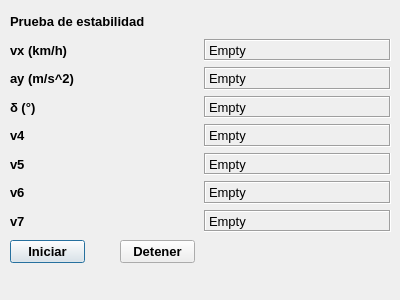
The window that interfaz_estabilidad1.ui (luisgl90/PVE-Python) describes before a commit, drawn with Qt 5.
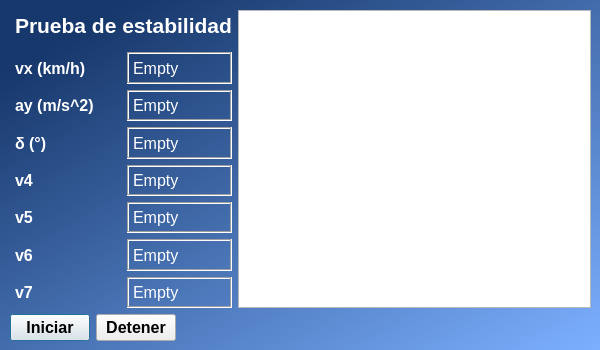
The same window after the commit.

```diff
--- a/interfaz_estabilidad1.ui
+++ b/interfaz_estabilidad1.ui
@@ -6,23 +6,50 @@
    <rect>
     <x>0</x>
     <y>0</y>
-    <width>400</width>
-    <height>300</height>
+    <width>600</width>
+    <height>350</height>
    </rect>
   </property>
   <property name="windowTitle">
    <string>Dialog</string>
   </property>
-  <widget class="QWidget" name="horizontalLayoutWidget">
+  <property name="styleSheet">
+   <string notr="true">QWidget#Interfaz{
+background-color: qlineargradient(spread:pad, x1:0.0170455, y1:0, x2:1, y2:1, stop:0.107955 rgba(23, 56, 108, 255), stop:1 rgba(124, 176, 255, 255));
+}
+
+QLabel{
+color: rgb(255, 255, 255)
+}</string>
+  </property>
+  <widget class="QWidget" name="verticalLayoutWidget">
    <property name="geometry">
     <rect>
      <x>10</x>
      <y>10</y>
-     <width>381</width>
-     <height>222</height>
+     <width>581</width>
+     <height>331</height>
     </rect>
    </property>
+   <layout class="QVBoxLayout" name="verticalLayout_2">
+    <item>
    <layout class="QHBoxLayout" name="horizontalLayout">
+      <item>
+       <spacer name="horizontalSpacer_2">
+        <property name="orientation">
+         <enum>Qt::Horizontal</enum>
+        </property>
+        <property name="sizeType">
+         <enum>QSizePolicy::Fixed</enum>
+        </property>
+        <property name="sizeHint" stdset="0">
+         <size>
+          <width>5</width>
+          <height>5</height>
+         </size>
+        </property>
+       </spacer>
+      </item>
     <item>
      <layout class="QVBoxLayout" name="verticalLayout_3">
       <item>
@@ -31,7 +58,7 @@
          <widget class="QLabel" name="label_2">
           <property name="font">
            <font>
-            <pointsize>10</pointsize>
+              <pointsize>16</pointsize>
             <weight>75</weight>
             <bold>true</bold>
            </font>
@@ -43,13 +70,29 @@
         </item>
        </layout>
       </item>
+        <item>
+         <spacer name="verticalSpacer">
+          <property name="orientation">
+           <enum>Qt::Vertical</enum>
+          </property>
+          <property name="sizeType">
+           <enum>QSizePolicy::Fixed</enum>
+          </property>
+          <property name="sizeHint" stdset="0">
+           <size>
+            <width>5</width>
+            <height>5</height>
+           </size>
+          </property>
+         </spacer>
+        </item>
       <item>
        <layout class="QHBoxLayout" name="horizontalLayout_9">
         <item>
          <widget class="QLabel" name="label">
           <property name="font">
            <font>
-            <pointsize>10</pointsize>
+              <pointsize>12</pointsize>
             <weight>75</weight>
             <bold>true</bold>
            </font>
@@ -63,7 +106,7 @@
          <widget class="QLabel" name="label_v">
           <property name="font">
            <font>
-            <pointsize>10</pointsize>
+              <pointsize>12</pointsize>
            </font>
           </property>
           <property name="frameShape">
@@ -85,7 +128,7 @@
          <widget class="QLabel" name="label_4">
           <property name="font">
            <font>
-            <pointsize>10</pointsize>
+              <pointsize>12</pointsize>
             <weight>75</weight>
             <bold>true</bold>
            </font>
@@ -99,7 +142,7 @@
          <widget class="QLabel" name="label_ax">
           <property name="font">
            <font>
-            <pointsize>10</pointsize>
+              <pointsize>12</pointsize>
            </font>
           </property>
           <property name="frameShape">
@@ -121,7 +164,7 @@
          <widget class="QLabel" name="label_6">
           <property name="font">
            <font>
-            <pointsize>10</pointsize>
+              <pointsize>12</pointsize>
             <weight>75</weight>
             <bold>true</bold>
            </font>
@@ -135,7 +178,7 @@
          <widget class="QLabel" name="label_dh">
           <property name="font">
            <font>
-            <pointsize>10</pointsize>
+              <pointsize>12</pointsize>
            </font>
           </property>
           <property name="frameShape">
@@ -157,7 +200,7 @@
          <widget class="QLabel" name="label_8">
           <property name="font">
            <font>
-            <pointsize>10</pointsize>
+              <pointsize>12</pointsize>
             <weight>75</weight>
             <bold>true</bold>
            </font>
@@ -171,7 +214,7 @@
          <widget class="QLabel" name="label_v4">
           <property name="font">
            <font>
-            <pointsize>10</pointsize>
+              <pointsize>12</pointsize>
            </font>
           </property>
           <property name="frameShape">
@@ -193,7 +236,7 @@
          <widget class="QLabel" name="label_10">
           <property name="font">
            <font>
-            <pointsize>10</pointsize>
+              <pointsize>12</pointsize>
             <weight>75</weight>
             <bold>true</bold>
            </font>
@@ -207,7 +250,7 @@
          <widget class="QLabel" name="label_v5">
           <property name="font">
            <font>
-            <pointsize>10</pointsize>
+              <pointsize>12</pointsize>
            </font>
           </property>
           <property name="frameShape">
@@ -229,7 +272,7 @@
          <widget class="QLabel" name="label_12">
           <property name="font">
            <font>
-            <pointsize>10</pointsize>
+              <pointsize>12</pointsize>
             <weight>75</weight>
             <bold>true</bold>
            </font>
@@ -243,7 +286,7 @@
          <widget class="QLabel" name="label_v6">
           <property name="font">
            <font>
-            <pointsize>10</pointsize>
+              <pointsize>12</pointsize>
            </font>
           </property>
           <property name="frameShape">
@@ -265,7 +308,7 @@
          <widget class="QLabel" name="label_14">
           <property name="font">
            <font>
-            <pointsize>10</pointsize>
+              <pointsize>12</pointsize>
             <weight>75</weight>
             <bold>true</bold>
            </font>
@@ -279,7 +322,7 @@
          <widget class="QLabel" name="label_v7">
           <property name="font">
            <font>
-            <pointsize>10</pointsize>
+              <pointsize>12</pointsize>
            </font>
           </property>
           <property name="frameShape">
@@ -298,22 +341,21 @@
      </layout>
     </item>
     <item>
-     <layout class="QVBoxLayout" name="verticalLayout"/>
-    </item>
-   </layout>
-  </widget>
+       <layout class="QVBoxLayout" name="verticalLayout">
+        <item>
+         <widget class="QGraphicsView" name="graphicsView"/>
+        </item>
+       </layout>
+      </item>
+     </layout>
+    </item>
+    <item>
+     <layout class="QHBoxLayout" name="horizontalLayout_4">
+      <item>
   <widget class="QPushButton" name="startButton">
-   <property name="geometry">
-    <rect>
-     <x>10</x>
-     <y>240</y>
-     <width>75</width>
-     <height>23</height>
-    </rect>
-   </property>
    <property name="font">
     <font>
-     <pointsize>10</pointsize>
+          <pointsize>12</pointsize>
      <weight>75</weight>
      <bold>true</bold>
     </font>
@@ -322,18 +364,12 @@
     <string>Iniciar</string>
    </property>
   </widget>
+      </item>
+      <item>
   <widget class="QPushButton" name="countButton">
-   <property name="geometry">
-    <rect>
-     <x>120</x>
-     <y>240</y>
-     <width>75</width>
-     <height>23</height>
-    </rect>
-   </property>
    <property name="font">
     <font>
-     <pointsize>10</pointsize>
+          <pointsize>12</pointsize>
      <weight>75</weight>
      <bold>true</bold>
     </font>
@@ -341,6 +377,24 @@
    <property name="text">
     <string>Detener</string>
    </property>
+       </widget>
+      </item>
+      <item>
+       <spacer name="horizontalSpacer">
+        <property name="orientation">
+         <enum>Qt::Horizontal</enum>
+        </property>
+        <property name="sizeHint" stdset="0">
+         <size>
+          <width>40</width>
+          <height>20</height>
+         </size>
+        </property>
+       </spacer>
+      </item>
+     </layout>
+    </item>
+   </layout>
   </widget>
  </widget>
  <resources/>
```
Lines whose indentation alone changed are shown as unchanged.
